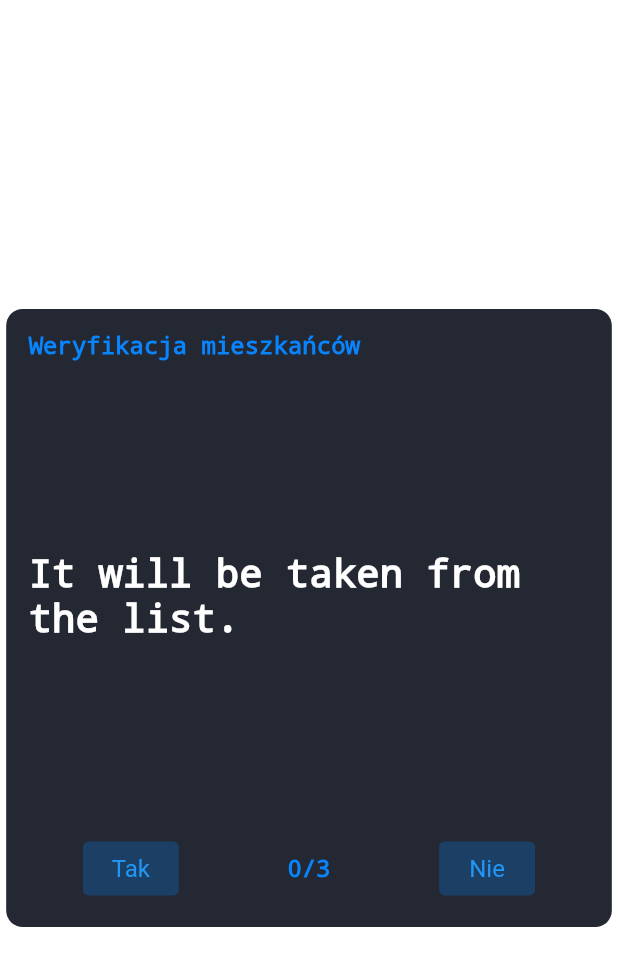
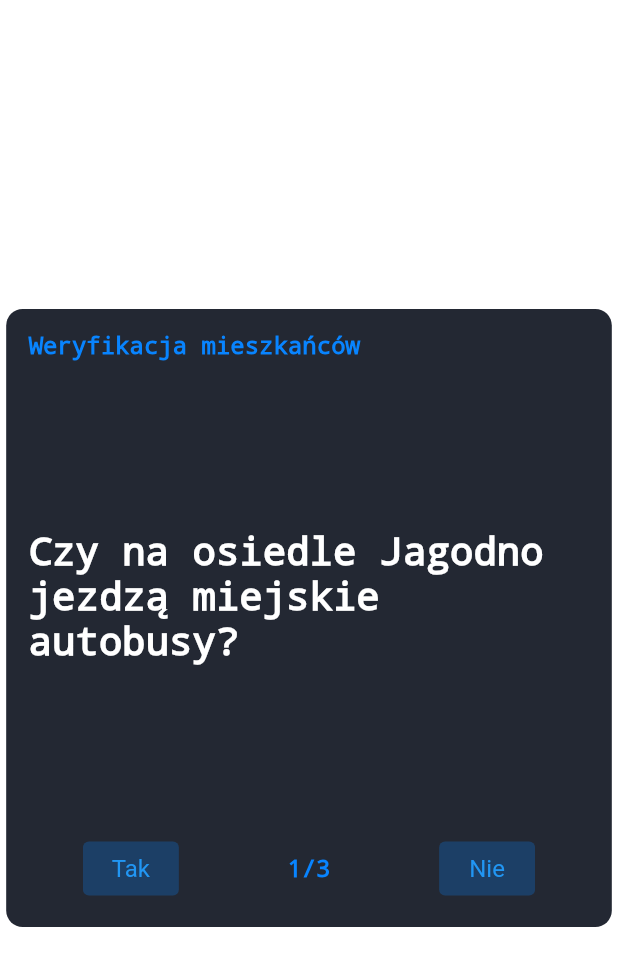
Before and after one commit to darthwentyl/noticeboard_app_flutter, a Flutter app: the screen it shows after launch, after a tap on "Zaloguj się za pomocą Google", on a phone screen of 412 x 824 dp. Shown: the top 966 px of the screen. Run offline on Flutter 3.47's test engine with Material 2 defaults, Android fonts, the light colour scheme and no system bars; our stand-ins replace auth_buttons, flutter_svg; project files that could hold a hidden picture were left out.

Commit message:
Robot verification - implementation done Refactor - questionare.json, directory structure

```diff
--- a/lib/const/app_strings.dart
+++ b/lib/const/app_strings.dart
@@ -16,4 +16,5 @@ class ErrStrings {
   static const String unknownOS = "Nie znany system operacyjny.";
   static const String emptyQuestionsList =
       "Nie moge pobrać pytań. \nsprawdź połączenie z internetem.";
+  static const String robotVerifyFailed = "Weryfikacja się nie powiodła.";
 }
--- a/lib/controllers/robot_verify_questions_controller.dart
+++ b/lib/controllers/robot_verify_questions_controller.dart
@@ -1,8 +1,13 @@
 import 'dart:convert';
+import 'dart:math';
 import 'package:flutter/services.dart';
 import 'package:noticeboard/datas/question.dart';
 
 class RobotVerifyQuestionsController {
+  RobotVerifyQuestionsController(this._numOfQuestions);
+
+  int _numOfQuestions = 0;
+
   // FIXME: Now it is a stub. In future it will be asked from data base
   Future<List<Question>> getQuestions() async {
     String questionnaireJsonText = await _getQuestionnaireJson();
@@ -11,10 +16,25 @@ class RobotVerifyQuestionsController {
 
     List<Question> questions =
         questionsObjJson.map((tagJson) => Question.fromJson(tagJson)).toList();
-    return questions;
+
+    return _takeRandomQuestions(questions);
   }
 
   Future<String> _getQuestionnaireJson() async {
     return await rootBundle.loadString('assets/questions/questionnaire.json');
   }
+
+  List<Question> _takeRandomQuestions(List<Question> questions) {
+    List<Question> chosenQuestions = [];
+    final randomController = Random();
+
+    while (_numOfQuestions != 0) {
+      int idx = randomController.nextInt(questions.length);
+      chosenQuestions.add(questions[idx]);
+      questions.removeAt(idx);
+      _numOfQuestions--;
+    }
+
+    return chosenQuestions;
+  }
 }
--- /dev/null
+++ b/lib/datas/callback_types.dart
@@ -0,0 +1 @@
+typedef BoolToVoidCallback = void Function(bool);
--- /dev/null
+++ b/lib/layaout_elements/robot_verification/question_row.dart
@@ -0,0 +1,24 @@
+import 'package:flutter/cupertino.dart';
+import 'package:noticeboard/const/app_colors.dart';
+
+class QuestionRow extends StatelessWidget {
+  const QuestionRow(this._question, {Key? key}) : super(key: key);
+
+  final String _question;
+
+  @override
+  Widget build(BuildContext context) {
+    return Expanded(
+      child: Center(
+        child: Text(
+          _question,
+          style: const TextStyle(
+            color: AppColors.customWhite,
+            fontSize: 26,
+            decoration: TextDecoration.none,
+          ),
+        ),
+      ),
+    );
+  }
+}
--- /dev/null
+++ b/lib/layaout_elements/robot_verification/questions_chose_row.dart
@@ -0,0 +1,71 @@
+import 'package:flutter/cupertino.dart';
+import 'package:flutter/material.dart';
+import 'package:noticeboard/const/app_colors.dart';
+import 'package:noticeboard/const/app_strings.dart';
+import 'package:noticeboard/datas/callback_types.dart';
+import 'package:noticeboard/datas/question.dart';
+
+class QuestionsChoseRow extends StatelessWidget {
+  const QuestionsChoseRow(this._questions, this._idx, this._refreshCallback,
+      {Key? key})
+      : super(key: key);
+
+  final List<Question> _questions;
+  final int _idx;
+  final BoolToVoidCallback _refreshCallback;
+
+  @override
+  Widget build(BuildContext context) {
+    print('QuestionsChoseRow: _questions[_idx]: ${_questions[_idx]}');
+    return Row(
+      mainAxisAlignment: MainAxisAlignment.spaceAround,
+      children: [
+        ClipRRect(
+          borderRadius: BorderRadius.circular(5),
+          child: Stack(
+            children: [
+              TextButton(
+                style: TextButton.styleFrom(
+                  backgroundColor: AppColors.textButtonBackground,
+                  padding: const EdgeInsets.all(8.0),
+                  textStyle: const TextStyle(fontSize: 16),
+                ),
+                onPressed: () {
+                  _refreshCallback(
+                      ButtonStrings.yes == _questions[_idx].answer);
+                },
+                child: const Text(ButtonStrings.yes),
+              ),
+            ],
+          ),
+        ),
+        Text(
+          '${_idx + 1}/${_questions.length}',
+          style: const TextStyle(
+            color: AppColors.customBlue,
+            fontSize: 16,
+            decoration: TextDecoration.none,
+          ),
+        ),
+        ClipRRect(
+          borderRadius: BorderRadius.circular(5),
+          child: Stack(
+            children: [
+              TextButton(
+                style: TextButton.styleFrom(
+                  backgroundColor: AppColors.textButtonBackground,
+                  padding: const EdgeInsets.all(8.0),
+                  textStyle: const TextStyle(fontSize: 16),
+                ),
+                onPressed: () {
+                  _refreshCallback(ButtonStrings.no == _questions[_idx].answer);
+                },
+                child: const Text(ButtonStrings.no),
+              ),
+            ],
+          ),
+        ),
+      ],
+    );
+  }
+}
--- /dev/null
+++ b/lib/layaout_elements/robot_verification/verification_box.dart
@@ -0,0 +1,99 @@
+import 'package:flutter/cupertino.dart';
+import 'package:flutter/material.dart';
+import 'package:noticeboard/const/app_colors.dart';
+import 'package:noticeboard/const/app_strings.dart';
+import 'package:noticeboard/const/app_theme.dart';
+import 'package:noticeboard/datas/callback_types.dart';
+import 'package:noticeboard/datas/question.dart';
+import 'package:noticeboard/layaout_elements/robot_verification/question_row.dart';
+import 'package:noticeboard/layaout_elements/robot_verification/questions_chose_row.dart';
+import 'package:noticeboard/utils/size_getter.dart';
+
+class VerificationBox extends StatefulWidget {
+  VerificationBox(this.questions, this.onVerify, {Key? key}) : super(key: key);
+
+  List<Question> questions = [];
+  BoolToVoidCallback onVerify;
+
+  @override
+  State<StatefulWidget> createState() =>
+      _VerificationBoxState(questions, onVerify);
+}
+
+class _VerificationBoxState extends State<VerificationBox> {
+  _VerificationBoxState(this._questions, this._onVerify);
+
+  List<Question> _questions;
+  BoolToVoidCallback _onVerify;
+
+  int _curIdx = 0;
+  bool _isVerified = true;
+
+  @override
+  void initState() {
+    super.initState();
+    _isVerified = true;
+    _curIdx = 0;
+  }
+
+  @override
+  Widget build(BuildContext context) {
+    return Center(
+      child: Container(
+        width: SizeGetter.width(context, 98.0),
+        height: SizeGetter.height(context, 50.0),
+        decoration: const BoxDecoration(
+          color: AppColors.boxBackground,
+          borderRadius: BorderRadius.all(Radius.circular(BoxTheme.radius)),
+        ),
+        child: Padding(
+          padding: const EdgeInsets.all(15.0),
+          child: Column(
+            children: [
+              _title(),
+              _question(),
+              _choose(),
+            ],
+          ),
+        ),
+      ),
+    );
+  }
+
+  _title() {
+    return const Align(
+      alignment: Alignment.topLeft,
+      child: Text(
+        AppStrings.verificationTitle,
+        style: TextStyle(
+          color: AppColors.customBlue,
+          fontSize: 16,
+          decoration: TextDecoration.none,
+        ),
+      ),
+    );
+  }
+
+  _question() {
+    return QuestionRow(_questions[_curIdx].question);
+  }
+
+  _choose() {
+    return QuestionsChoseRow(_questions, _curIdx, _onRefresh);
+  }
+
+  void _onRefresh(bool isPassed) {
+    setState(() {
+      if (_curIdx == _questions.length - 1) {
+        _onVerify(_isVerified);
+        return;
+      }
+      if (_curIdx < _questions.length - 1) {
+        ++_curIdx;
+        if (!isPassed) {
+          _isVerified = false;
+        }
+      }
+    });
+  }
+}
--- a/lib/layaout_elements/verification_box.dart
+++ /dev/null
@@ -1,121 +0,0 @@
-import 'package:flutter/cupertino.dart';
-import 'package:flutter/material.dart';
-import 'package:noticeboard/const/app_colors.dart';
-import 'package:noticeboard/const/app_strings.dart';
-import 'package:noticeboard/const/app_theme.dart';
-import 'package:noticeboard/datas/question.dart';
-import 'package:noticeboard/utils/size_getter.dart';
-
-class VerificationBox extends StatefulWidget {
-  VerificationBox({Key? key, required isVerified, required questions})
-      : super(key: key);
-
-  bool isVerified = false;
-  List<Question> questions = [];
-
-  @override
-  State<StatefulWidget> createState() => _VerificationBoxState();
-}
-
-class _VerificationBoxState extends State<VerificationBox> {
-  @override
-  Widget build(BuildContext context) {
-    return Center(
-      child: Container(
-        width: SizeGetter.width(context, 98.0),
-        height: SizeGetter.height(context, 50.0),
-        decoration: const BoxDecoration(
-          color: AppColors.boxBackground,
-          borderRadius: BorderRadius.all(Radius.circular(BoxTheme.radius)),
-        ),
-        child: Padding(
-          padding: const EdgeInsets.all(15.0),
-          child: Column(
-            children: [
-              _title(),
-              _question(),
-              _choose(),
-            ],
-          ),
-        ),
-      ),
-    );
-  }
-
-  _title() {
-    return const Align(
-      alignment: Alignment.topLeft,
-      child: Text(
-        AppStrings.verificationTitle,
-        style: TextStyle(
-          color: AppColors.customBlue,
-          fontSize: 16,
-          decoration: TextDecoration.none,
-        ),
-      ),
-    );
-  }
-
-  _question() {
-    return const Expanded(
-      child: Center(
-        child: Text(
-          "It will be taken from the list.",
-          style: TextStyle(
-            color: AppColors.customWhite,
-            fontSize: 26,
-            decoration: TextDecoration.none,
-          ),
-        ),
-      ),
-    );
-  }
-
-  _choose() {
-    return Row(
-      mainAxisAlignment: MainAxisAlignment.spaceAround,
-      children: [
-        ClipRRect(
-          borderRadius: BorderRadius.circular(5),
-          child: Stack(
-            children: [
-              TextButton(
-                style: TextButton.styleFrom(
-                  backgroundColor: AppColors.textButtonBackground,
-                  padding: const EdgeInsets.all(8.0),
-                  textStyle: const TextStyle(fontSize: 16),
-                ),
-                onPressed: () {},
-                child: const Text(ButtonStrings.yes),
-              ),
-            ],
-          ),
-        ),
-        const Text(
-          '0/3',
-          style: TextStyle(
-            color: AppColors.customBlue,
-            fontSize: 16,
-            decoration: TextDecoration.none,
-          ),
-        ),
-        ClipRRect(
-          borderRadius: BorderRadius.circular(5),
-          child: Stack(
-            children: [
-              TextButton(
-                style: TextButton.styleFrom(
-                  backgroundColor: AppColors.textButtonBackground,
-                  padding: const EdgeInsets.all(8.0),
-                  textStyle: const TextStyle(fontSize: 16),
-                ),
-                onPressed: () {},
-                child: const Text(ButtonStrings.no),
-              ),
-            ],
-          ),
-        ),
-      ],
-    );
-  }
-}
--- a/lib/widgets/authentication_layout.dart
+++ b/lib/widgets/authentication_layout.dart
@@ -72,6 +72,7 @@ class _AuthenticationLayoutState extends State<AuthenticationLayout> {
           }
         },
       );
+      //  TODO: add any action for IOS system!!!
     } else if (Platform.isIOS) {
       return AppleAuthButton(
         text: AppStrings.appleLoginText,
--- a/lib/widgets/robot_verify_layout.dart
+++ b/lib/widgets/robot_verify_layout.dart
@@ -3,7 +3,8 @@ import 'package:flutter/material.dart';
 import 'package:noticeboard/const/app_strings.dart';
 import 'package:noticeboard/controllers/robot_verify_questions_controller.dart';
 import 'package:noticeboard/datas/question.dart';
-import 'package:noticeboard/layaout_elements/verification_box.dart';
+import 'package:noticeboard/layaout_elements/robot_verification/verification_box.dart';
+import 'package:noticeboard/pages/main_posts_table_page.dart';
 
 class RobotVerifyLayout extends StatefulWidget {
   const RobotVerifyLayout({Key? key}) : super(key: key);
@@ -13,13 +14,15 @@ class RobotVerifyLayout extends StatefulWidget {
 }
 
 class _RobotVerifyLayoutState extends State<RobotVerifyLayout> {
+  final _numOfQuestions = 3;
+
   List<Question> _questions = [];
-  bool _isVerified = false;
+  bool _isVerified = true;
 
   @override
   void initState() {
     super.initState();
-    var controller = RobotVerifyQuestionsController();
+    var controller = RobotVerifyQuestionsController(_numOfQuestions);
     controller.getQuestions().then((value) {
       setState(() {
         _questions = value;
@@ -29,12 +32,15 @@ class _RobotVerifyLayoutState extends State<RobotVerifyLayout> {
 
   @override
   Widget build(BuildContext context) {
+    // TODO: Create loading page
     return _questions.isEmpty
         ? _showQuestionsIsEmptySnackBar()
-        : VerificationBox(isVerified: _isVerified, questions: _questions);
+        : _isVerified
+            ? VerificationBox(_questions, _onVerify)
+            : _showVerifiedFailedSnackBar();
   }
 
-  Widget backButton() {
+  _backButton() {
     return TextButton(
       child: const Text(ButtonStrings.back),
       onPressed: () {
@@ -43,13 +49,44 @@ class _RobotVerifyLayoutState extends State<RobotVerifyLayout> {
     );
   }
 
+  _nextPage() {
+    Navigator.push(
+      context,
+      MaterialPageRoute(
+        builder: (context) => const MainPostsTablePage(),
+        fullscreenDialog: true,
+      ),
+    );
+  }
+
   _showQuestionsIsEmptySnackBar() {
     return AlertDialog(
       title: const Text(ErrStrings.errStr),
       content: const Text(ErrStrings.emptyQuestionsList),
       actions: [
-        backButton(),
+        _backButton(),
       ],
     );
   }
+
+  _showVerifiedFailedSnackBar() {
+    return AlertDialog(
+      title: const Text(ErrStrings.errStr),
+      content: const Text(ErrStrings.robotVerifyFailed),
+      actions: [
+        _backButton(),
+      ],
+    );
+  }
+
+  _onVerify(bool isVerified) {
+    print('_RobotVerifyLayoutState: isVerified: $isVerified');
+    if (!isVerified) {
+      setState(() {
+        _isVerified = false;
+      });
+    } else {
+      _nextPage();
+    }
+  }
 }
```
Also changed, not shown: assets/questions/questionnaire.json (+9 -9 lines), lib/pages/main_posts_table_page.dart (added, +16 -0 lines), lib/widgets/main_post_table_layout.dart (added, +15 -0 lines).
